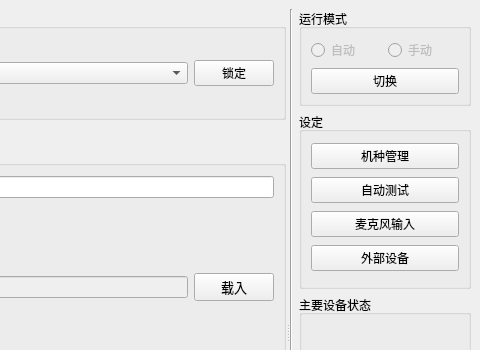
Above: mainwindow.ui from YeeeeRQ/SpeakerTest before the change; both pictures show x 680 to 1160 and y 0 to 350 of the 1160 by 685 pixel window. Below: the same form after it.
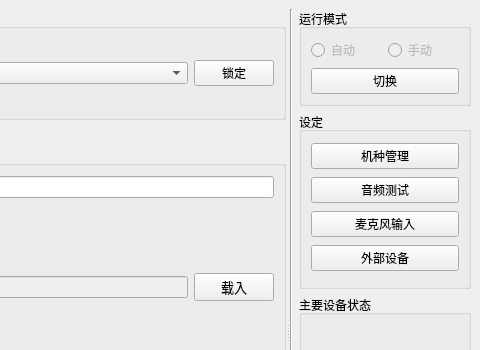
That is the form after the change. Custom widgets are drawn as their Qt base class.

```diff
--- a/mainwindow.ui
+++ b/mainwindow.ui
@@ -480,7 +480,7 @@
                <item>
                 <widget class="QPushButton" name="btnSetting4AutoTest">
                  <property name="text">
-                  <string>自动测试</string>
+                  <string>音频测试</string>
                  </property>
                 </widget>
                </item>
```
